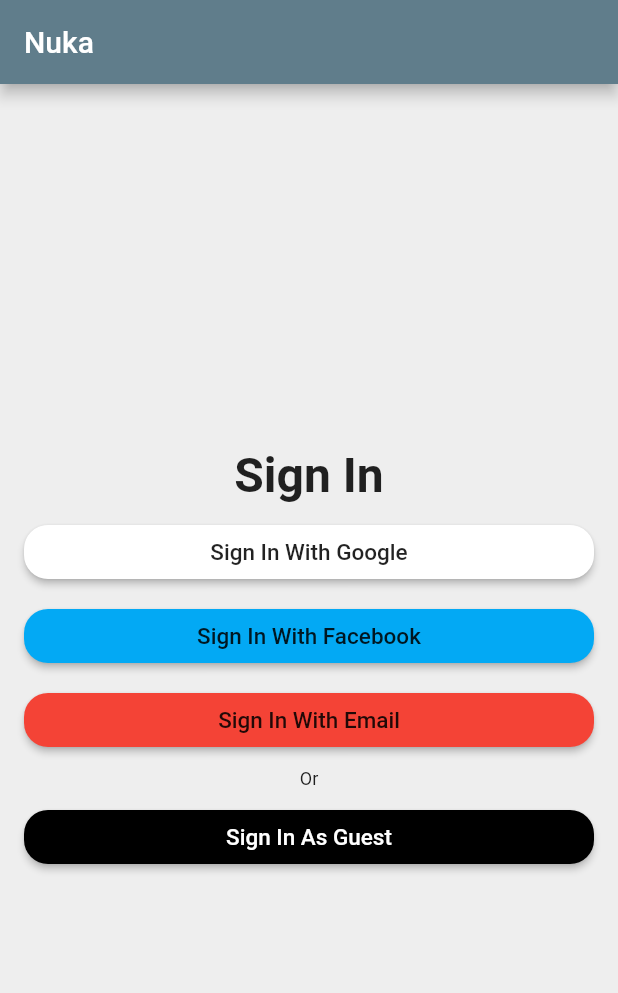
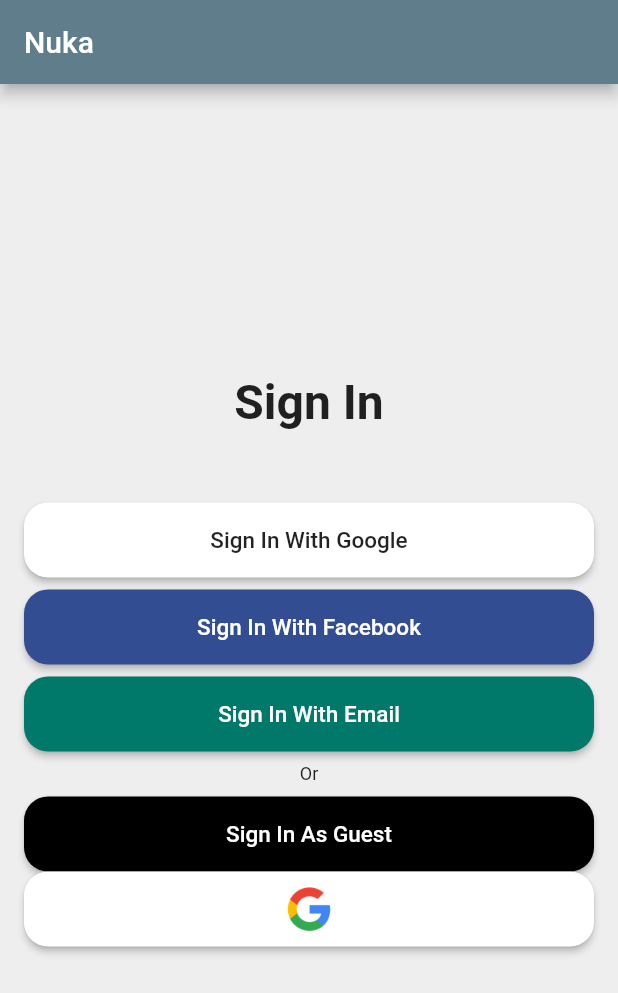
Before and after one commit to buzangth/nuka-ui, a Flutter app: the screen it shows after launch, after a tap on "Sign In With Facebook", on a phone screen of 412 x 824 dp. Shown: the top 993 px of the screen. Run offline on Flutter 3.47's test engine with Material 2 defaults, Android fonts, the phone set to English and light mode, and no system bars.

Commit message:
inserting logos asserts in pubspec.yaml

```diff
--- a/lib/app/sign_in/sign_in_page.dart
+++ b/lib/app/sign_in/sign_in_page.dart
@@ -31,7 +31,7 @@ Widget _buildContent() {
           ),
         ),
         SizedBox(
-          height: 8.0,
+          height: 48.0,
         ),
         SignInButton(
           text: 'Sign In With Google',
@@ -44,8 +44,8 @@ Widget _buildContent() {
         ),
         SignInButton(
           text: 'Sign In With Facebook',
-          color: Colors.lightBlue,
-          textColor: Colors.black87,
+          color: Color(0xFF334D92),
+          textColor: Colors.white,
           onPressed: () {},
         ),
         SizedBox(
@@ -53,8 +53,8 @@ Widget _buildContent() {
         ),
         SignInButton(
           text: 'Sign In With Email',
-          color: Colors.red,
-          textColor: Colors.black87,
+          color: Colors.teal[700],
+          textColor: Colors.white,
           onPressed: () {},
         ),
         SizedBox(
@@ -77,6 +77,10 @@ Widget _buildContent() {
           textColor: Colors.white,
           onPressed: () {},
         ),
+        CustomRaisedButton(
+          child: Image.asset('images/google-logo.png'),
+          color: Colors.white,
+        )
       ],
     ),
   );
--- a/lib/common/custom_raised_butten.dart
+++ b/lib/common/custom_raised_butten.dart
@@ -10,12 +10,15 @@ class CustomRaisedButton extends StatelessWidget {
 
   @override
   Widget build(BuildContext context) {
-    return RaisedButton(
-      child: child,
-      color: color,
-      shape: RoundedRectangleBorder(
-          borderRadius: BorderRadius.all(Radius.circular(borderRadius))),
-      onPressed: () {},
+    return SizedBox(
+      height: 50.0,
+      child: RaisedButton(
+        child: child,
+        color: color,
+        shape: RoundedRectangleBorder(
+            borderRadius: BorderRadius.all(Radius.circular(borderRadius))),
+        onPressed: () {},
+      ),
     );
   }
 }
--- a/pubspec.yaml
+++ b/pubspec.yaml
@@ -48,6 +48,9 @@ flutter:
   # assets:
   #   - images/a_dot_burr.jpeg
   #   - images/a_dot_ham.jpeg
+  assets:
+   - images/facebook-logo.png
+   - images/google-logo.png
 
   # An image asset can refer to one or more resolution-specific "variants", see
   # https://flutter.dev/assets-and-images/#resolution-aware.
```
Also changed, not shown: images/2.0x/facebook-logo.png (added), images/2.0x/google-logo.png (added), images/3.0x/facebook-logo.png (added), images/3.0x/google-logo.png (added), images/facebook-logo.png (added), images/google-logo.png (added).
